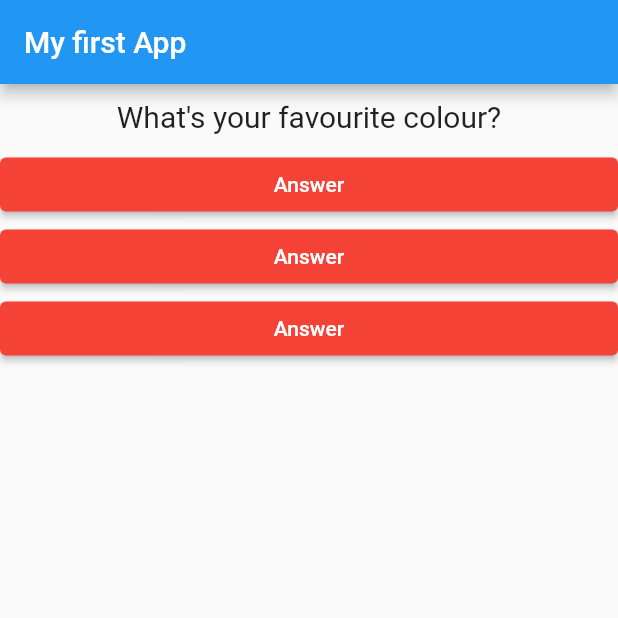
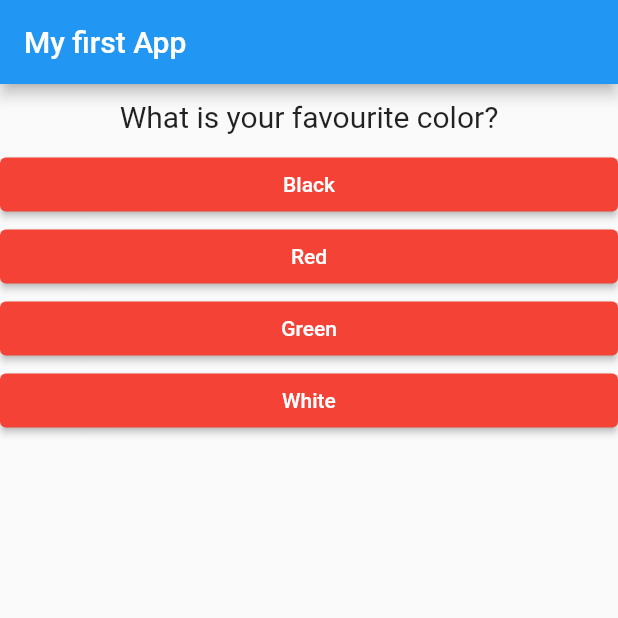
Before and after one commit to klemenramsak/flutter-my_app, a Flutter app: the screen it shows after launch, on a phone screen of 412 x 824 dp, the top half of it. Run offline on Flutter 3.47's test engine with Material 2 defaults, Android fonts, the phone set to English and light mode, and no system bars.

Commit message:
Changed app to display answers

```diff
--- a/lib/answer.dart
+++ b/lib/answer.dart
@@ -2,8 +2,9 @@ import 'package:flutter/material.dart';
 
 class Answer extends StatelessWidget {
   final VoidCallback selectHandler;
+  final String answerText;
 
-  Answer(this.selectHandler);
+  Answer(this.selectHandler, this.answerText);
 
   @override
   Widget build(BuildContext context) {
@@ -14,7 +15,7 @@ class Answer extends StatelessWidget {
           backgroundColor: MaterialStateProperty.all(Colors.red)
         ),
         onPressed: selectHandler,
-        child: const Text("Answer")
+        child: Text(answerText)
       ),
     );
   }
--- a/lib/main.dart
+++ b/lib/main.dart
@@ -31,8 +31,14 @@ class _MyAppState extends State<MyApp> {
   @override
   Widget build(BuildContext context) {
     var questions = [
-      "What's your favourite colour?",
-      "What is your favourite animal?",
+      {
+        "questionText": "What is your favourite color?",
+        "answers": ["Black", "Red", "Green", "White"],
+      },
+      {
+        "questionText": "What is your favourite animal?",
+        "answers": ["Rabbit", "Snake", "Elephant"],
+      },
     ];
     return MaterialApp(
       home: Scaffold(
@@ -41,10 +47,10 @@ class _MyAppState extends State<MyApp> {
         ),
         body: Column(
           children: [
-            Question(questions[_questionIndex]),
-            Answer(_answerQuestion),
-            Answer(_answerQuestion),
-            Answer(_answerQuestion),
+            Question(questions[_questionIndex]["questionText"] as String),
+            ...(questions[_questionIndex]["answers"] as List<String>).map((answer) {
+              return Answer(_answerQuestion, answer);
+            }).toList()
           ],
         ),
       ),
```
Also changed, not shown: lib/question.dart (indentation only).
